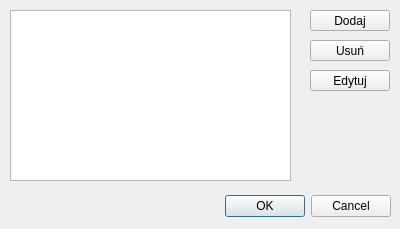
ferinder/GameOfLife, file src/rulesdialog.ui: the form before one commit.
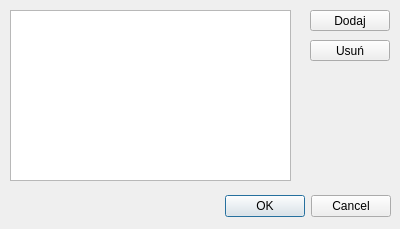
The form after the commit.

Commit message: Added delete rule and corrected add rule to check if rule is already in file

```diff
--- a/src/rulesdialog.ui
+++ b/src/rulesdialog.ui
@@ -55,19 +55,6 @@
     <string>Usuń</string>
    </property>
   </widget>
-  <widget class="QPushButton" name="btn_edit">
-   <property name="geometry">
-    <rect>
-     <x>310</x>
-     <y>70</y>
-     <width>80</width>
-     <height>21</height>
-    </rect>
-   </property>
-   <property name="text">
-    <string>Edytuj</string>
-   </property>
-  </widget>
   <widget class="QListWidget" name="list_rules">
    <property name="geometry">
     <rect>
```
The commit also changes 2 other files.
